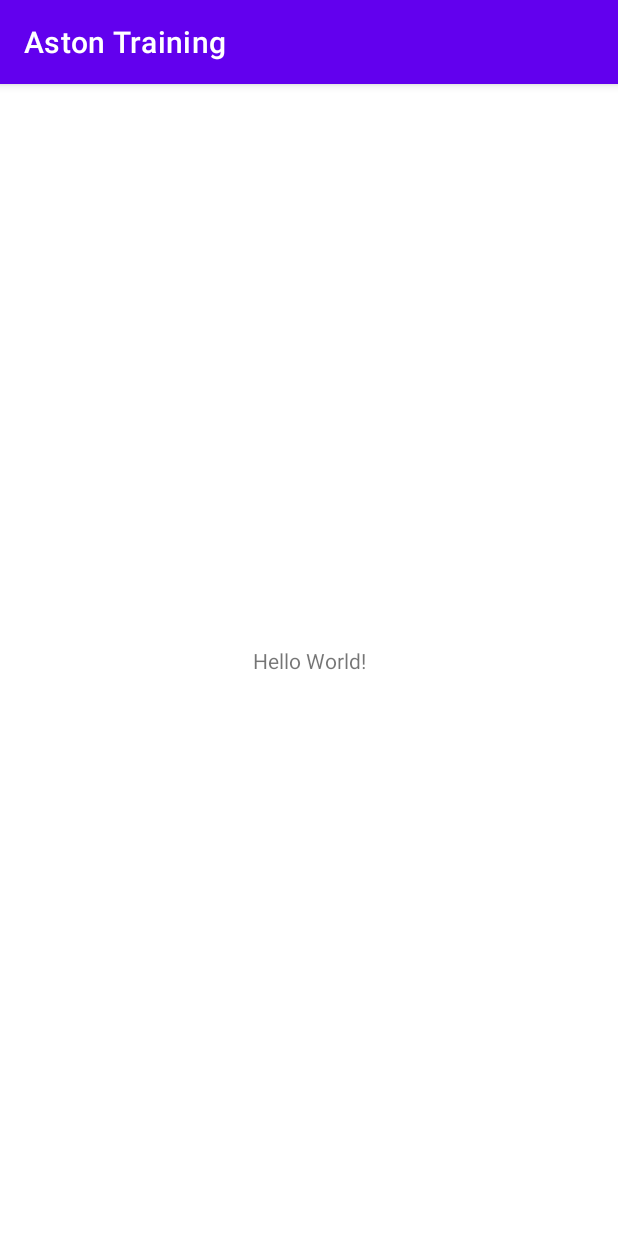
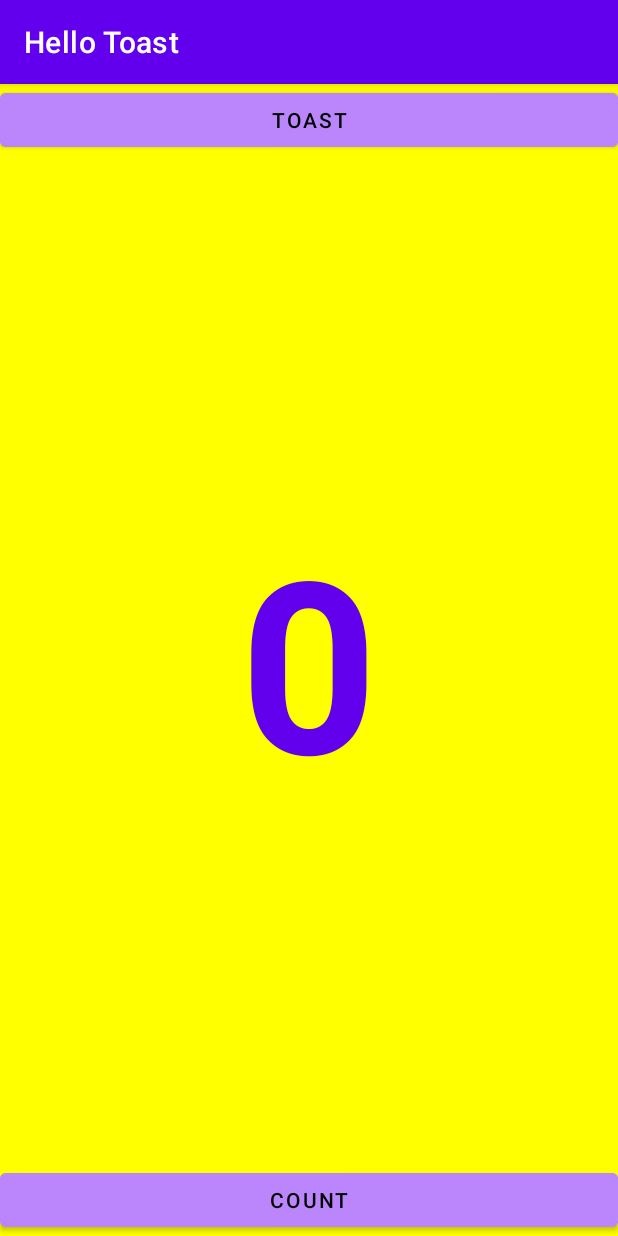
Before and after one commit to AnastasiaIU/aston-training, an Android app: the screen it shows after launch (MainActivity), on a phone screen of 412 x 824 dp. Run offline under Robolectric (Android 15) with nearby library versions, the phone set to English and light mode, and no system bars.

Commit message:
Part A: Interactive UI

```diff
--- a/app/src/main/java/com/example/astontraining/MainActivity.kt
+++ b/app/src/main/java/com/example/astontraining/MainActivity.kt
@@ -1,15 +1,71 @@
 package com.example.astontraining
 
+import android.os.Bundle
+import android.widget.Button
+import android.widget.TextView
+import android.widget.Toast
 import androidx.appcompat.app.AppCompatActivity
-import android.os.Bundle
-import android.util.Log
 
-private const val LOG_TAG = "MainActivity"
+private const val KEY_COUNT = "count"
 
 class MainActivity : AppCompatActivity() {
+
+    // Amount of taps
+    private var count = 0
+
+    // Reference to the [TextView] show_count
+    private lateinit var showCountTextView: TextView
+
     override fun onCreate(savedInstanceState: Bundle?) {
         super.onCreate(savedInstanceState)
         setContentView(R.layout.activity_main)
-        Log.d(LOG_TAG, "Hello World")
+
+        // Find the [TextView] show_count
+        showCountTextView = findViewById(R.id.show_count)
+
+        // Find [Button]s
+        val toastButton: Button = findViewById(R.id.button_toast)
+        val countButton: Button = findViewById(R.id.button_count)
+
+        // Set click listeners on buttons
+        toastButton.setOnClickListener { showToast() }
+        countButton.setOnClickListener { countUp() }
+    }
+
+    override fun onSaveInstanceState(outState: Bundle) {
+        super.onSaveInstanceState(outState)
+
+        // Write the variable with the key in the Bundle
+        outState.putInt(KEY_COUNT, count)
+    }
+
+    override fun onRestoreInstanceState(savedInstanceState: Bundle) {
+        super.onRestoreInstanceState(savedInstanceState)
+
+        // Restore mCount variable by the key
+        count = savedInstanceState.getInt(KEY_COUNT)
+
+        // Set the restored value to the [TextView] show_count
+        showCountTextView.text = count.toString()
+    }
+
+    /**
+     * Shows a [Toast] message.
+     */
+    private fun showToast() {
+        val toast = Toast.makeText(this, R.string.toast_message, Toast.LENGTH_SHORT)
+        toast.show()
+    }
+
+    /**
+     * Increases the amount of taps by 1 and sets the current amount to the [TextView] show_count.
+     */
+    private fun countUp() {
+
+        // Increase the amount of taps by 1
+        count++
+
+        // Set the current amount to the [TextView] show_count
+        showCountTextView.text = count.toString()
     }
 }
--- a/app/src/main/res/layout/activity_main.xml
+++ b/app/src/main/res/layout/activity_main.xml
@@ -1,18 +1,37 @@
 <?xml version="1.0" encoding="utf-8"?>
-<androidx.constraintlayout.widget.ConstraintLayout xmlns:android="http://schemas.android.com/apk/res/android"
-    xmlns:app="http://schemas.android.com/apk/res-auto"
+<LinearLayout xmlns:android="http://schemas.android.com/apk/res/android"
     xmlns:tools="http://schemas.android.com/tools"
     android:layout_width="match_parent"
     android:layout_height="match_parent"
+    android:background="#FFFF00"
+    android:orientation="vertical"
     tools:context=".MainActivity">
 
+    <Button
+        android:id="@+id/button_toast"
+        android:layout_width="match_parent"
+        android:layout_height="wrap_content"
+        android:backgroundTint="@color/purple_200"
+        android:text="@string/button_label_toast"
+        android:textColor="@android:color/black" />
+
     <TextView
-        android:layout_width="wrap_content"
+        android:id="@+id/show_count"
+        android:layout_width="match_parent"
+        android:layout_height="0dp"
+        android:layout_weight="1"
+        android:gravity="center"
+        android:text="@string/count_initial_value"
+        android:textColor="@color/purple_500"
+        android:textSize="160sp"
+        android:textStyle="bold" />
+
+    <Button
+        android:id="@+id/button_count"
+        android:layout_width="match_parent"
         android:layout_height="wrap_content"
-        android:text="Hello World!"
-        app:layout_constraintBottom_toBottomOf="parent"
-        app:layout_constraintEnd_toEndOf="parent"
-        app:layout_constraintStart_toStartOf="parent"
-        app:layout_constraintTop_toTopOf="parent" />
+        android:backgroundTint="@color/purple_200"
+        android:text="@string/button_label_count"
+        android:textColor="@android:color/black" />
 
-</androidx.constraintlayout.widget.ConstraintLayout>
+</LinearLayout>
--- a/app/src/main/res/values/strings.xml
+++ b/app/src/main/res/values/strings.xml
@@ -1,3 +1,7 @@
 <resources>
-    <string name="app_name">Aston Training</string>
+    <string name="app_name">Hello Toast</string>
+    <string name="button_label_toast">Toast</string>
+    <string name="button_label_count">Count</string>
+    <string name="count_initial_value">0</string>
+    <string name="toast_message">Hello Toast!</string>
 </resources>
```
